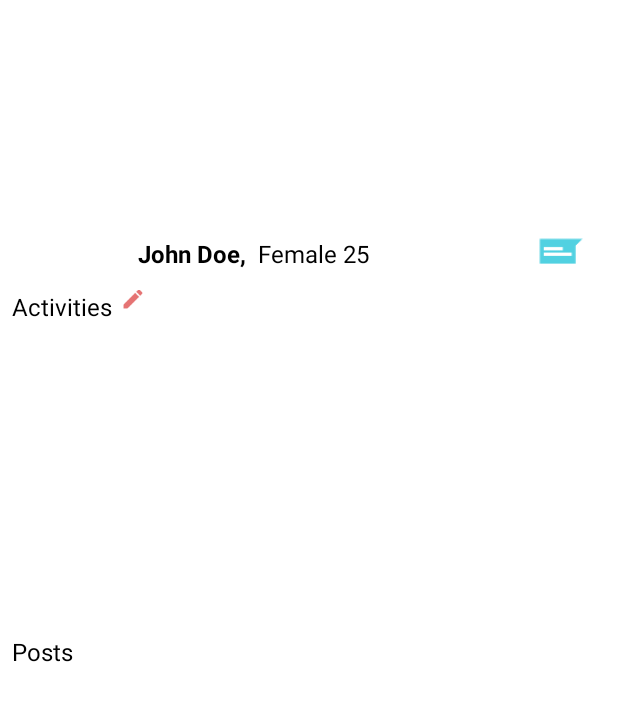
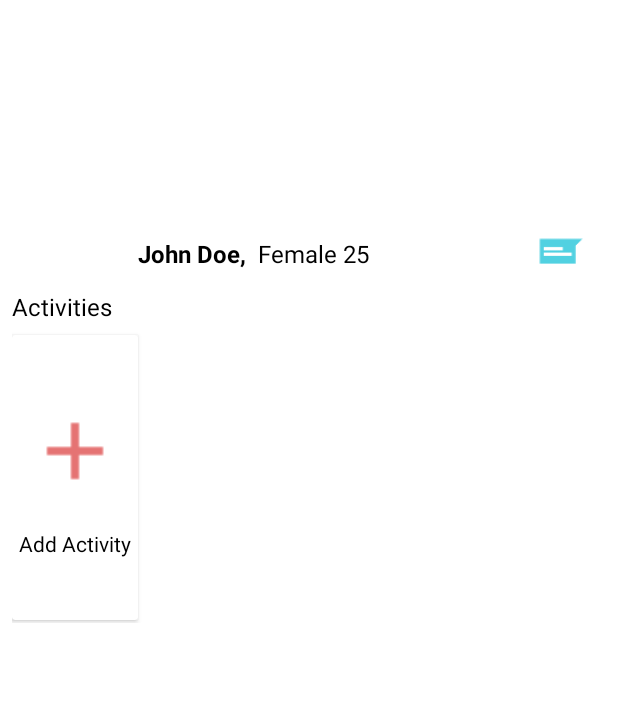
Before and after one commit to fit360/fit360, an Android app: the ProfileActivity screen opened directly, with no data from a screen before it, on a phone screen of 412 x 824 dp. Shown: the top 701 px of the screen. Run offline under Robolectric (Android 15) with nearby library versions, the phone set to English and light mode, and no system bars; our stand-ins replace ButterKnife; libraries missing offline, so code that uses them is left out: com.parse, com.sothree.slidinguppanel; plain views replace RoundedImageView, SlidingUpPanelLayout; pictures from the network do not load; 9 statements that could not run were skipped.

Commit message:
Made ui changes

```diff
--- a/app/src/main/java/com/app/spott/activities/ProfileActivity.java
+++ b/app/src/main/java/com/app/spott/activities/ProfileActivity.java
@@ -5,7 +5,8 @@ import android.content.Intent;
 import android.os.Bundle;
 import android.support.v7.app.AppCompatActivity;
 import android.support.v7.widget.Toolbar;
-import android.view.Menu;
+import android.view.View;
+import android.widget.TextView;
 
 import com.app.spott.R;
 import com.app.spott.SpottApplication;
@@ -23,9 +24,13 @@ import com.parse.ParseException;
 import java.util.ArrayList;
 import java.util.List;
 
+import butterknife.Bind;
+import butterknife.ButterKnife;
+
 public class ProfileActivity extends AppCompatActivity implements ProfileWorkoutsAdapter.AdapterOnClickListener,
         ProfileFragmentListener,
-        ProfileWorkoutsFragment.AddWorkoutListener {
+        ProfileWorkoutsFragment.AddWorkoutListener,
+        PostsListFragment.OnFragmentInteractionListener{
 
     private User user;
     private boolean isLoggedInUser;
@@ -33,6 +38,9 @@ public class ProfileActivity extends AppCompatActivity implements ProfileWorkout
     public static final int WORKOUT_EDIT_REQUEST_CODE = 1;
 
     private PostsListFragment mFragmentPostsList;
+
+    @Bind(R.id.tvPosts)
+    TextView tvPosts;
 
 
     @Override
@@ -56,6 +64,8 @@ public class ProfileActivity extends AppCompatActivity implements ProfileWorkout
         setSupportActionBar(toolbar);
         getSupportActionBar().setDisplayHomeAsUpEnabled(true);
         getSupportActionBar().setDisplayShowTitleEnabled(false);
+        ButterKnife.bind(this);
+
         mFragmentPostsList = (PostsListFragment) getSupportFragmentManager().findFragmentById(R.id.fragment_community_feed);
         fetchUserPosts();
     }
@@ -130,4 +140,13 @@ public class ProfileActivity extends AppCompatActivity implements ProfileWorkout
         Intent intent = new Intent(this, WorkoutEditActivity.class);
         startActivityForResult(intent, WORKOUT_EDIT_REQUEST_CODE);
     }
+
+    @Override
+    public void hasPosts(Boolean hasPosts) {
+        if(hasPosts) {
+            tvPosts.setVisibility(View.VISIBLE);
+        } else {
+            tvPosts.setVisibility(View.GONE);
+        }
+    }
 }
--- a/app/src/main/java/com/app/spott/adapters/ProfileWorkoutsAdapter.java
+++ b/app/src/main/java/com/app/spott/adapters/ProfileWorkoutsAdapter.java
@@ -23,6 +23,7 @@ public class ProfileWorkoutsAdapter extends RecyclerView.Adapter {
     private Context mContext;
     private int currentEditPosition = -1;
     private AdapterOnClickListener listener;
+
 
     public interface AdapterOnClickListener{
         void editWorkout(Workout workout);
--- a/app/src/main/java/com/app/spott/adapters/WorkoutsListViewAdapter.java
+++ b/app/src/main/java/com/app/spott/adapters/WorkoutsListViewAdapter.java
@@ -86,7 +86,7 @@ public class WorkoutsListViewAdapter extends ArrayAdapter<Workout> {
             viewHolder.tvGender.setText(workout.getUser().getGender().getName());
             viewHolder.tvTime.setText(workout.getTime().toString());
             viewHolder.tvFrequency.setText(workout.getFrequency().toString());
-            viewHolder.tvLocation.setText(workout.getLocation().getAddress());
+            viewHolder.tvLocation.setText(workout.getLocation().getName());
             WorkoutType workoutType = workout.getWorkoutType();
             viewHolder.ivIconActivity.setImageResource(workoutType.getIcon());
         } catch(Exception e){
--- a/app/src/main/java/com/app/spott/fragments/PostsListFragment.java
+++ b/app/src/main/java/com/app/spott/fragments/PostsListFragment.java
@@ -1,5 +1,6 @@
 package com.app.spott.fragments;
 
+import android.content.Context;
 import android.os.Bundle;
 import android.support.annotation.Nullable;
 import android.support.v4.app.Fragment;
@@ -24,6 +25,7 @@ public class PostsListFragment extends Fragment {
     ArrayList<Post> mPosts;
     RecyclerView rvPosts;
     LinearLayoutManager linearLayoutManager;
+    OnFragmentInteractionListener mListener;
 
     @Nullable
     @Override
@@ -47,6 +49,9 @@ public class PostsListFragment extends Fragment {
 
     public void addAll(ArrayList<Post> posts) {
         ArrayList dePosts = getDedupedPosts(posts);
+        if(dePosts.size() > 0){
+            mListener.hasPosts(true);
+        }
         aPosts.addAll(dePosts);
         aPosts.notifyDataSetChanged();
     }
@@ -79,4 +84,25 @@ public class PostsListFragment extends Fragment {
         return freshPosts;
     }
 
+    @Override
+    public void onAttach(Context context) {
+        super.onAttach(context);
+        if (context instanceof OnFragmentInteractionListener) {
+            mListener = (OnFragmentInteractionListener) context;
+        } else {
+            throw new RuntimeException(context.toString()
+                    + " must implement OnFragmentInteractionListener");
+        }
+    }
+
+    @Override
+    public void onDetach() {
+        super.onDetach();
+        mListener = null;
+    }
+
+    public interface OnFragmentInteractionListener {
+        void hasPosts(Boolean hasPosts);
+    }
+
 }
--- a/app/src/main/java/com/app/spott/fragments/ProfileWorkoutsFragment.java
+++ b/app/src/main/java/com/app/spott/fragments/ProfileWorkoutsFragment.java
@@ -3,12 +3,12 @@ package com.app.spott.fragments;
 import android.content.Context;
 import android.os.Bundle;
 import android.support.v4.app.Fragment;
+import android.support.v7.widget.CardView;
 import android.support.v7.widget.LinearLayoutManager;
 import android.support.v7.widget.RecyclerView;
 import android.view.LayoutInflater;
 import android.view.View;
 import android.view.ViewGroup;
-import android.widget.ImageView;
 
 import com.app.spott.R;
 import com.app.spott.adapters.ProfileWorkoutsAdapter;
@@ -35,8 +35,8 @@ public class ProfileWorkoutsFragment extends Fragment {
     @Bind(R.id.rvProfileActivities)
     RecyclerView rvProfileActivities;
 
-    @Bind(R.id.ivAddActivity)
-    ImageView ivAddActivity;
+    @Bind(R.id.cvAddWorkout)
+    CardView cvAddWorkout;
 
     public interface AddWorkoutListener {
         void addWorkout();
@@ -63,7 +63,7 @@ public class ProfileWorkoutsFragment extends Fragment {
             }
         });
 
-        ivAddActivity.setOnClickListener(new View.OnClickListener() {
+        cvAddWorkout.setOnClickListener(new View.OnClickListener() {
             @Override
             public void onClick(View v) {
                 addWorkoutListener.addWorkout();
@@ -71,9 +71,9 @@ public class ProfileWorkoutsFragment extends Fragment {
         });
 
         if(isLoggedInUser){
-            ivAddActivity.setVisibility(View.VISIBLE);
+            cvAddWorkout.setVisibility(View.VISIBLE);
         } else {
-            ivAddActivity.setVisibility(View.GONE);
+            cvAddWorkout.setVisibility(View.GONE);
         }
     }
 
--- a/app/src/main/res/layout/content_profile.xml
+++ b/app/src/main/res/layout/content_profile.xml
@@ -49,7 +49,8 @@
         android:layout_alignParentLeft="true"
         android:text="Posts"
         android:textColor="@android:color/black"
-        android:textSize="16dp"/>
+        android:textSize="16dp"
+        android:visibility="gone"/>
 
     </RelativeLayout>
 
--- a/app/src/main/res/layout/fragment_profile_workouts.xml
+++ b/app/src/main/res/layout/fragment_profile_workouts.xml
@@ -14,23 +14,49 @@
         android:layout_alignParentLeft="true"
         android:layout_alignParentTop="true"/>
 
-    <ImageView
-        android:id="@+id/ivAddActivity"
-        android:layout_width="28dp"
-        android:layout_height="28dp"
-        android:src="@drawable/ic_edit_salmon_24dp"
-        android:layout_alignParentTop="true"
-        android:layout_toRightOf="@id/tvActivityLabel"
-        android:layout_marginTop="-8dp"
-        android:visibility="gone"/>
+    <android.support.v7.widget.CardView
+        android:id="@+id/cvAddWorkout"
+        android:layout_width="84dp"
+        android:layout_height="190dp"
+        android:layout_below="@id/tvActivityLabel"
+        android:layout_alignParentLeft="true"
+        android:layout_marginTop="8dp"
+        android:layout_marginRight="4dp"
+        xmlns:android="http://schemas.android.com/apk/res/android"
+        android:visibility="gone">
+
+        <LinearLayout
+            android:layout_width="wrap_content"
+            android:layout_height="wrap_content"
+            android:layout_gravity="center"
+            android:orientation="vertical"
+            android:gravity="center">
+
+            <ImageView
+                android:layout_width="wrap_content"
+                android:layout_height="wrap_content"
+                android:src="@drawable/ic_add_workout"
+                android:layout_marginBottom="16dp"/>
+
+            <TextView
+                android:layout_width="wrap_content"
+                android:layout_height="wrap_content"
+                android:text="Add Activity"
+                android:layout_gravity="center"/>
+
+        </LinearLayout>
+
+
+    </android.support.v7.widget.CardView>
 
     <android.support.v7.widget.RecyclerView
         android:id="@+id/rvProfileActivities"
         android:layout_width="wrap_content"
         android:layout_height="wrap_content"
         android:layout_marginTop="8dp"
+        android:layout_toRightOf="@+id/cvAddWorkout"
         android:layout_below="@id/tvActivityLabel"
-        android:layout_alignParentLeft="true">
+        >
 
     </android.support.v7.widget.RecyclerView>
 
```
Also changed, not shown: app/src/main/java/com/app/spott/activities/CommunityFeedActivity.java (+22 -5 lines), app/src/main/java/com/app/spott/activities/MapActivity.java (+3 -13 lines), app/src/main/java/com/app/spott/adapters/LocationsSpinnerAdapter.java (+7 -7 lines), app/src/main/res/layout/action_view_profile_pic.xml (added, +17 -0 lines), app/src/main/res/menu/menu_community_feed_activity.xml (+11 -11 lines), app/src/main/res/drawable-hdpi/ic_chat_inbox.png (added), app/src/main/res/drawable-mdpi/ic_add_workout.png (added).
